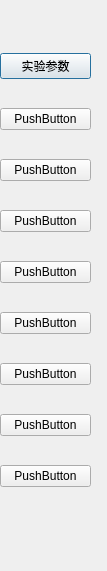
This is syssettingdlg.ui in xuanyingdeng/TQD600 as Qt 5 draws it before an edit. The edited form follows.
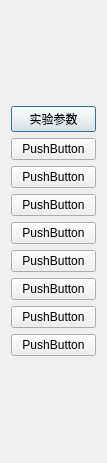
This is the edited form.

```diff
--- a/syssettingdlg.ui
+++ b/syssettingdlg.ui
@@ -7,21 +7,14 @@
     <x>0</x>
     <y>0</y>
     <width>107</width>
-    <height>571</height>
+    <height>463</height>
    </rect>
   </property>
   <property name="windowTitle">
    <string>Dialog</string>
   </property>
-  <widget class="QWidget" name="">
-   <property name="geometry">
-    <rect>
-     <x>0</x>
-     <y>30</y>
-     <width>91</width>
-     <height>481</height>
-    </rect>
-   </property>
+  <layout class="QVBoxLayout" name="verticalLayout_2">
+   <item>
    <layout class="QVBoxLayout" name="verticalLayout">
     <item>
      <widget class="QPushButton" name="pushButton">
@@ -87,7 +80,8 @@
      </widget>
     </item>
    </layout>
-  </widget>
+   </item>
+  </layout>
  </widget>
  <resources/>
  <connections/>
```
Lines whose indentation alone changed are shown as unchanged.
